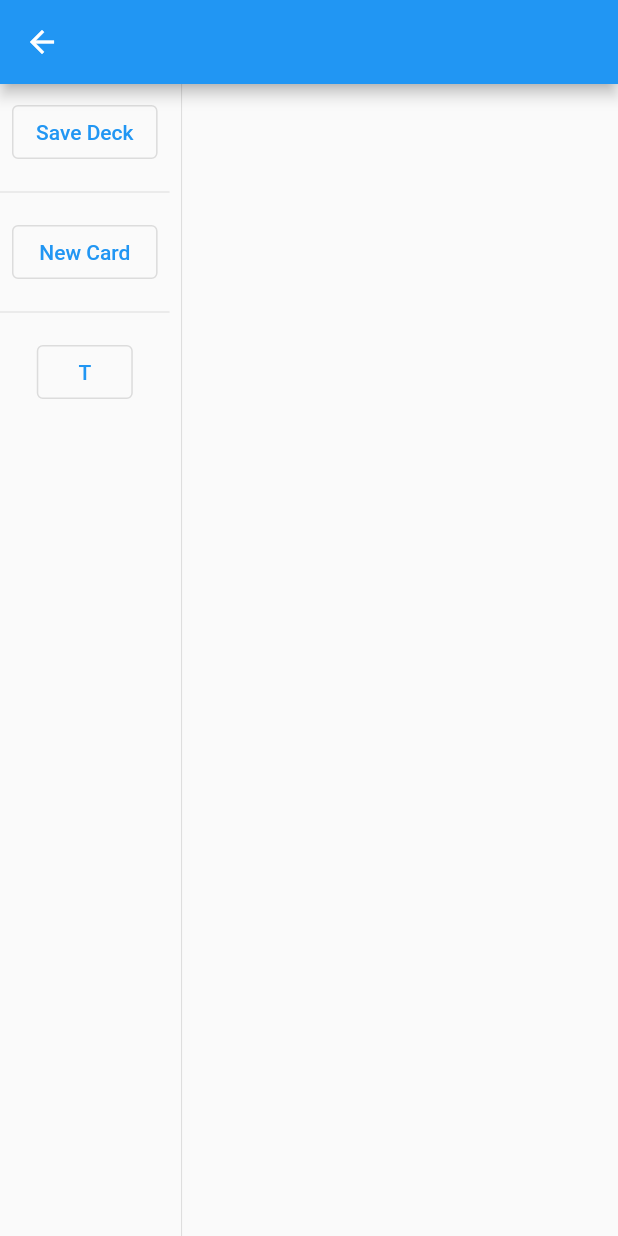
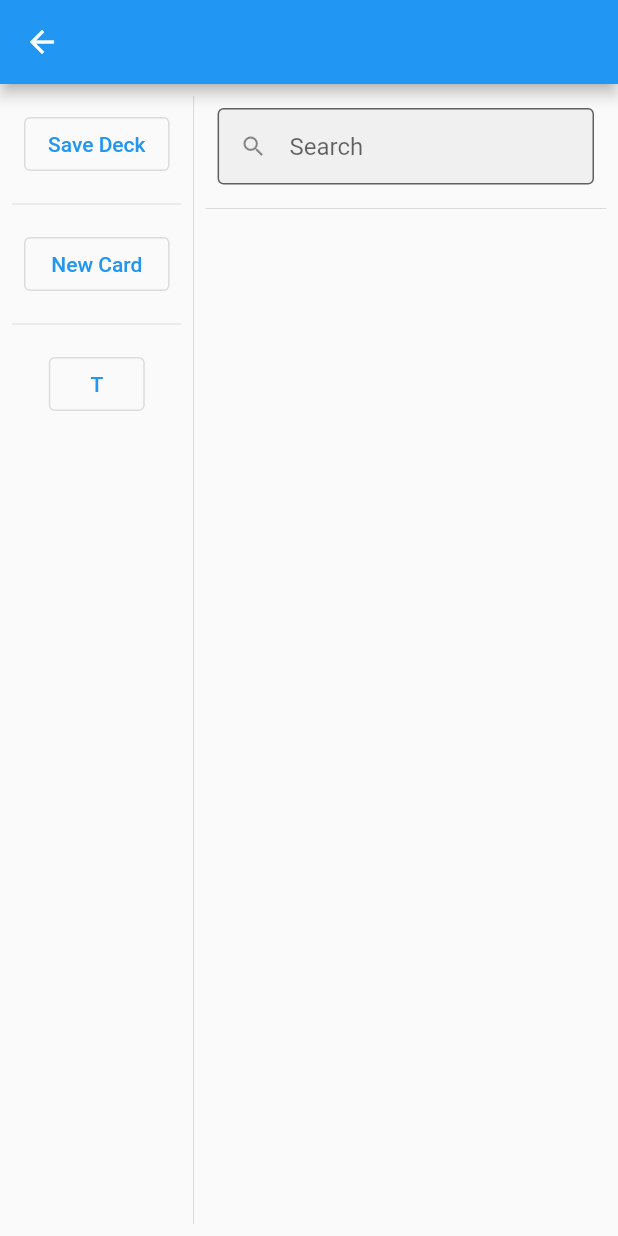
Before and after one commit to Cheimonophile/FlashcardsApp, a Flutter app: the DeckDashboard screen opened directly with empty values, on a phone screen of 412 x 824 dp. Run offline on Flutter 3.47's test engine with Material 2 defaults, Android fonts, the phone set to English and light mode, and no system bars; our stand-ins replace file_picker; missing offline and left inert: desktop_drop.

Commit message:
Card Table

```diff
--- a/flashcards_app/lib/src/backend/deck_data_access.dart
+++ b/flashcards_app/lib/src/backend/deck_data_access.dart
@@ -1,14 +1,20 @@
-
-
-
 import 'dart:convert';
 
+import 'package:flashcards_app/src/data/card.dart';
 import 'package:flashcards_app/src/data/deck.dart';
 
 class DeckDao {
   final Deck _deck;
   DeckDao(this._deck);
 
+  Deck get deck => _deck.clone;
+
+  /// accessors
+  Iterable<T> mapCards<T>(T Function(int index, Card card) f) =>
+      _deck.cards.asMap().entries.map(
+            (entry) => f(entry.key, entry.value),
+          );
+
   /// Json Serialization
   String getJson() => jsonEncode(_deck.toJson());
 }
--- a/flashcards_app/lib/src/data/card.dart
+++ b/flashcards_app/lib/src/data/card.dart
@@ -1,5 +1,6 @@
 library flashcards_app.data.card;
 
+import 'package:flutter/material.dart';
 import 'package:json_annotation/json_annotation.dart';
 
 part 'card.g.dart';
@@ -7,8 +8,13 @@ part 'card.g.dart';
 /// represents a single card
 @JsonSerializable()
 class Card {
+  final String frontText;
+  final String backText;
 
-  Card();
+  Card({
+    required this.frontText,
+    required this.backText,
+  });
 
   // JSON functions
   factory Card.fromJson(Map<String, dynamic> json) => _$CardFromJson(json);
--- a/flashcards_app/lib/src/data/deck.dart
+++ b/flashcards_app/lib/src/data/deck.dart
@@ -17,12 +17,23 @@ class Deck {
   final List<Card> cards;
   final List<String> tags;
 
+  // accessors
+  Deck get clone => Deck(
+    cards: List.from(cards),
+    tags: List.from(tags),
+  );
 
-  /// default constructor
+  /// constructor
   Deck({
-    this.cards = const [],
-    this.tags = const []
+    required this.cards,
+    required this.tags,
   });
+
+  /// empty constructor
+  factory Deck.empty() => Deck(
+    cards: [],
+    tags: []
+  );
 
   // JSON functions
   factory Deck.fromJson(Map<String, dynamic> json) => _$DeckFromJson(json);
--- a/flashcards_app/lib/src/frontend/deck_dashboard.dart
+++ b/flashcards_app/lib/src/frontend/deck_dashboard.dart
@@ -5,6 +5,7 @@ import 'dart:io';
 import 'package:flashcards_app/src/backend/app_data_access.dart';
 import 'package:flashcards_app/src/backend/deck_data_access.dart';
 import 'package:flashcards_app/src/frontend/dialogs.dart';
+import 'package:flashcards_app/src/frontend/visual_utils.dart';
 import 'package:flutter/material.dart';
 import 'package:flutter/src/foundation/key.dart';
 import 'package:flutter/src/widgets/framework.dart';
@@ -92,7 +93,9 @@ class _DeckDashboardState extends State<DeckDashboard> {
           ignoring: disabled > 0,
           child: Scaffold(
             appBar: AppBar(title: Text(fileName + (edited ? "*" : ""))),
-            body: Row(
+            body: Padding(
+              padding: const EdgeInsets.all(8.0),
+              child: Row(
                 children: [
                   // side bar
                   IntrinsicWidth(
@@ -147,6 +150,7 @@ class _DeckDashboardState extends State<DeckDashboard> {
                 ],
               ),
             ),
+          ),
         ));
   }
 }
--- a/flashcards_app/lib/src/frontend/deck_dashboard/cards_table.dart
+++ b/flashcards_app/lib/src/frontend/deck_dashboard/cards_table.dart
@@ -1,6 +1,3 @@
-
-
-
 part of flashcards_app.frontend.deck_dashboard;
 
 class _CardsTable extends StatefulWidget {
@@ -13,8 +10,55 @@ class _CardsTable extends StatefulWidget {
 }
 
 class _CardsTableState extends State<_CardsTable> {
+  // controllers
+  final TextEditingController searchController = TextEditingController();
+
   @override
-  Widget build(BuildContext context) => Container(
-    child: Row()
-  );
+  void dispose() {
+    searchController.dispose();
+    super.dispose();
+  }
+
+  @override
+  Widget build(BuildContext context) {
+    var cardsMap = widget.deckDao.deck.cards.asMap();
+    return Container(
+      child: Column(
+        children: [
+          // search bar
+          Row(
+            children: [
+              // search bar text
+              Expanded(
+                child: Padding(
+                  padding: const EdgeInsets.all(8.0),
+                  child: TextField(
+                    controller: searchController,
+                    decoration: VisUtil.inputDecoration,
+                  ),
+                ),
+              ),
+            ],
+          ),
+          const Divider(),
+          // table
+          Expanded(
+            child: ListView.builder(
+                itemCount: widget.deckDao.deck.cards.length,
+                itemBuilder: (context, index) {
+              var card = cardsMap[index];
+              return Padding(
+                  padding: const EdgeInsets.all(8.0),
+                  child: card == null
+                      ? Text("No card #${index + 1}")
+                      : TextButton(
+                          onPressed: () {},
+                          child: Text(card.frontText),
+                        ));
+            }),
+          ),
+        ],
+      ),
+    );
+  }
 }
--- a/flashcards_app/lib/src/frontend/visual_utils.dart
+++ b/flashcards_app/lib/src/frontend/visual_utils.dart
@@ -1,13 +1,18 @@
-
 library flashcards_app.frontend.visual_utils;
-
 
 import 'package:flutter/material.dart';
 
 abstract class VisUtil {
-
-  Widget wheel() => const Padding(
+  static Widget wheel = const Padding(
     padding: EdgeInsets.all(8.0),
     child: Center(child: CircularProgressIndicator()),
   );
+
+  static InputDecoration inputDecoration = const InputDecoration(
+    prefixIcon: Icon(Icons.search),
+    hintText: "Search",
+    filled: true,
+    border: OutlineInputBorder(),
+    isDense: true,
+  );
 }
```
Also changed, not shown: flashcards_app/lib/src/data/card.g.dart. Lines whose indentation alone changed are shown as unchanged.
